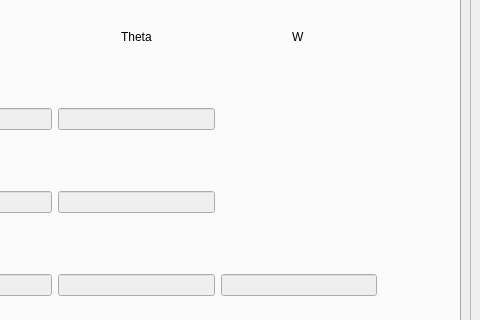
Before: the Qt Designer form using-cpp/qtros/ui/main_window.ui in jdj2261/ROS-Control-GUI, drawn with Qt 5; both pictures show x 720 to 1200 and y 138 to 458 of the 1200 by 732 pixel window.
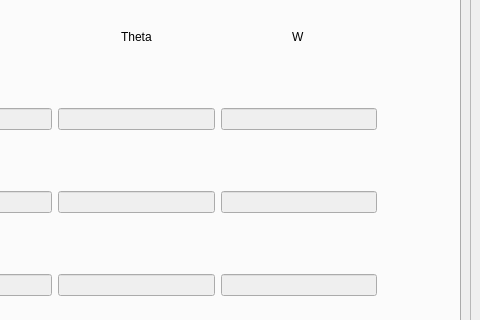
After: the same form once the commit is applied. Icons and pictures are not drawn.

Patch:
```diff
--- a/using-cpp/qtros/ui/main_window.ui
+++ b/using-cpp/qtros/ui/main_window.ui
@@ -431,6 +431,20 @@
                </property>
               </widget>
              </item>
+             <item row="1" column="4">
+              <widget class="QLineEdit" name="Pose_w">
+               <property name="enabled">
+                <bool>false</bool>
+               </property>
+              </widget>
+             </item>
+             <item row="4" column="4">
+              <widget class="QLineEdit" name="Vel_w">
+               <property name="enabled">
+                <bool>false</bool>
+               </property>
+              </widget>
+             </item>
             </layout>
            </widget>
           </widget>
```
Left out of the diff: 8 changed lines with no effect on the pictures.
